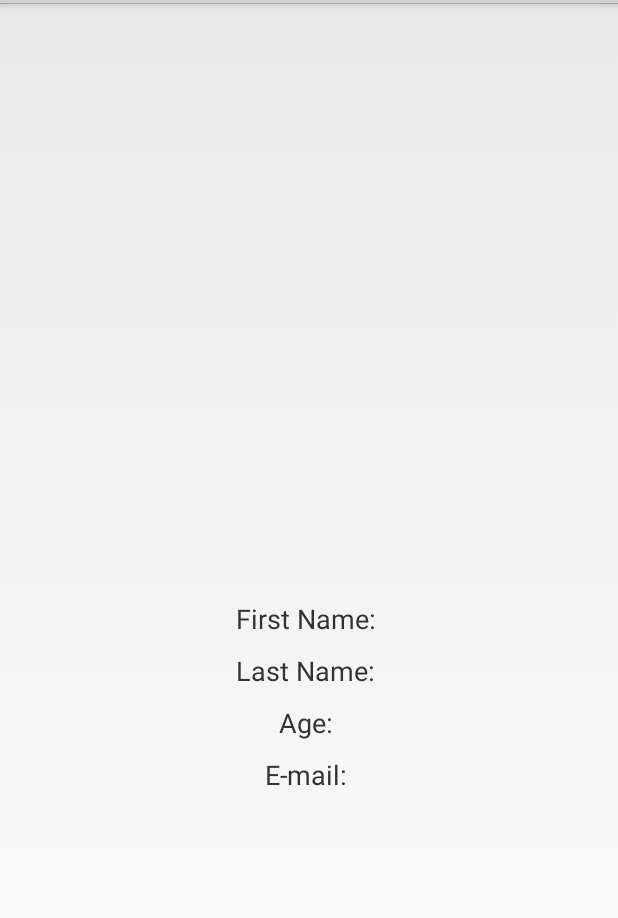
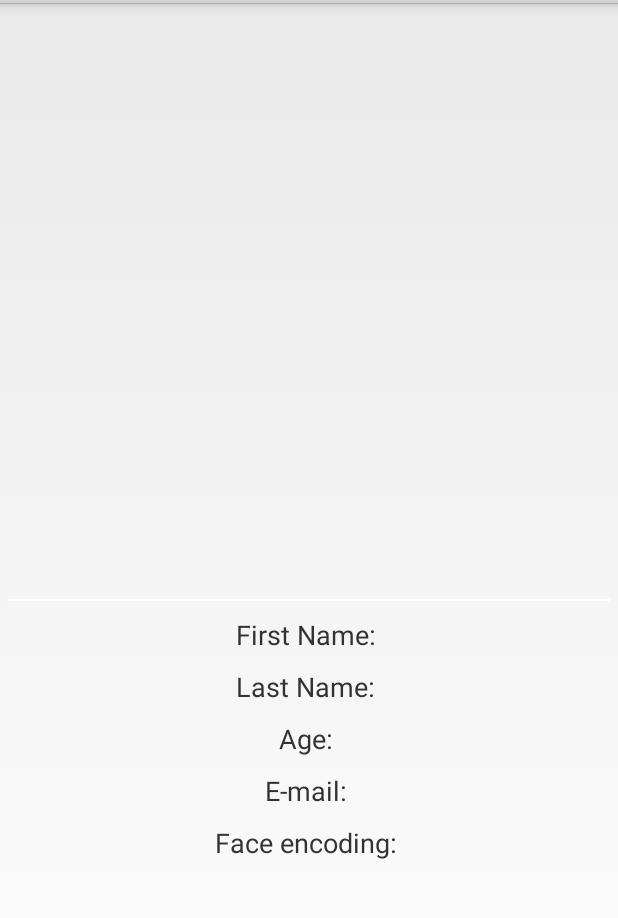
Before and after one commit to rcvjet15/person-recognition-android, an Android app: the layout activity_person_show.xml on its own in the app's theme, with its tools: preview values and no code run, on a phone screen of 412 x 824 dp, the part 69-987 px from its top. Run offline under Robolectric (Android 15) with nearby library versions, the phone set to English and light mode, and no system bars.

Commit message:
Implement Parceable into person class to pass whole serialized object to person activity

```diff
--- a/faceRecognition/src/main/AndroidManifest.xml
+++ b/faceRecognition/src/main/AndroidManifest.xml
@@ -27,7 +27,6 @@
         </activity>
 
         <activity android:name=".PersonActivity"
-            android:label="@string/capture_image_label"
             android:screenOrientation="portrait">
             <meta-data android:name="android.support.PARENT_ACTIVITY"
                 android:value=".RecognizeActivity"/>
--- a/faceRecognition/src/main/java/org/opencv/samples/facedetect/RecognizeActivity.java
+++ b/faceRecognition/src/main/java/org/opencv/samples/facedetect/RecognizeActivity.java
@@ -106,6 +106,7 @@ public class RecognizeActivity extends BaseAppActivity {
 
     }
 
+    // Called after recognize task is finished
     private void onBackgroundTaskCompleted(ResponseMessageRecognize result){
         if (result.getStatus() == 1){
             Person recognizedPerson =  result.getPerson();
@@ -121,6 +122,7 @@ public class RecognizeActivity extends BaseAppActivity {
             Context context = this;
             Class destinationClass = PersonActivity.class;
             Intent intent = new Intent(context, destinationClass);
+            intent.putExtra(Intent.ACTION_INSERT, recognizedPerson);
             startActivity(intent);
         }
     }
--- a/faceRecognition/src/main/java/org/opencv/samples/facedetect/utilities/SettingsUtils.java
+++ b/faceRecognition/src/main/java/org/opencv/samples/facedetect/utilities/SettingsUtils.java
@@ -10,7 +10,7 @@ public class SettingsUtils {
     public enum UriType { SERVER_ADDR, CREATE, RECOGNIZE, PEOPLE_API }
 
     private static String sScheme = "http";
-    private static String sAddress = "192.168.1.92";
+    private static String sAddress = "192.168.1.30";
     private static int sPort = 4000;
     private static String sRestApiSubPath = "people-api";
     private static String sRecognizePath = "recognize";
--- a/faceRecognition/src/main/res/layout/activity_main.xml
+++ b/faceRecognition/src/main/res/layout/activity_main.xml
@@ -33,7 +33,7 @@
     <View
         android:layout_width="match_parent"
         android:layout_height="1dp"
-        android:background="#82B1FF"
+        android:background="@color/subBgColor"
         android:layout_marginTop="20dp"
         android:layout_marginLeft="5dp"
         android:layout_marginRight="5dp"
--- a/faceRecognition/src/main/res/layout/activity_person_show.xml
+++ b/faceRecognition/src/main/res/layout/activity_person_show.xml
@@ -9,10 +9,20 @@
         android:layout_height="0dp"
         android:layout_weight="50">
         <ImageView
-            android:id="@+id/profilePic"
+            android:id="@+id/profilePicShow"
             android:layout_width="match_parent"
             android:layout_height="match_parent" />
     </LinearLayout>
+
+    <View
+        android:layout_width="match_parent"
+        android:layout_height="1dp"
+        android:background="@color/subBgColor"
+        android:layout_marginTop="20dp"
+        android:layout_marginLeft="5dp"
+        android:layout_marginRight="5dp"
+        />
+
     <ScrollView
         android:layout_width="match_parent"
         android:layout_height="0dp"
@@ -23,21 +33,25 @@
             android:orientation="vertical">
 
             <TextView
-                android:id="@+id/firstName"
+                android:id="@+id/firstNameShow"
                 style="@style/textViewPersonData"
                 android:text="First Name: "/>
             <TextView
-                android:id="@+id/lastName"
+                android:id="@+id/lastNameShow"
                 style="@style/textViewPersonData"
                 android:text="Last Name: "/>
             <TextView
-                android:id="@+id/age"
+                android:id="@+id/ageShow"
                 style="@style/textViewPersonData"
                 android:text="Age: "/>
             <TextView
-                android:id="@+id/email"
+                android:id="@+id/emailShow"
                 style="@style/textViewPersonData"
                 android:text="E-mail: "/>
+            <TextView
+                android:id="@+id/faceEncodingShow"
+                style="@style/textViewPersonData"
+                android:text="Face encoding: "/>
         </LinearLayout>
     </ScrollView>
 </LinearLayout>
```
Also changed, not shown: faceRecognition/src/main/java/org/opencv/samples/facedetect/Person.java (+46 -2 lines), faceRecognition/src/main/java/org/opencv/samples/facedetect/PersonActivity.java (+61 -5 lines).
